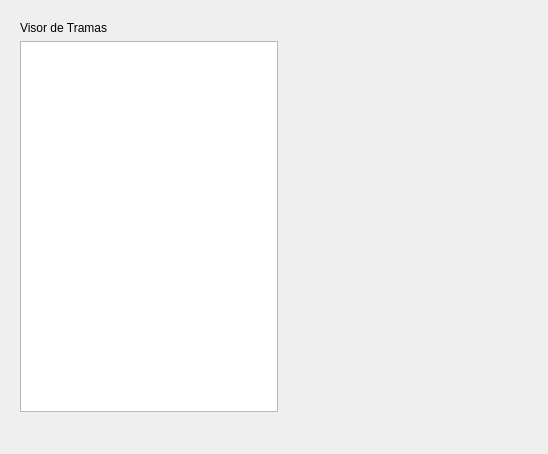
This is src/pysmve/gui/ui_files/pyrquicom.ui in D3f0/txscada as Qt 5 draws it before an edit. The edited form follows.
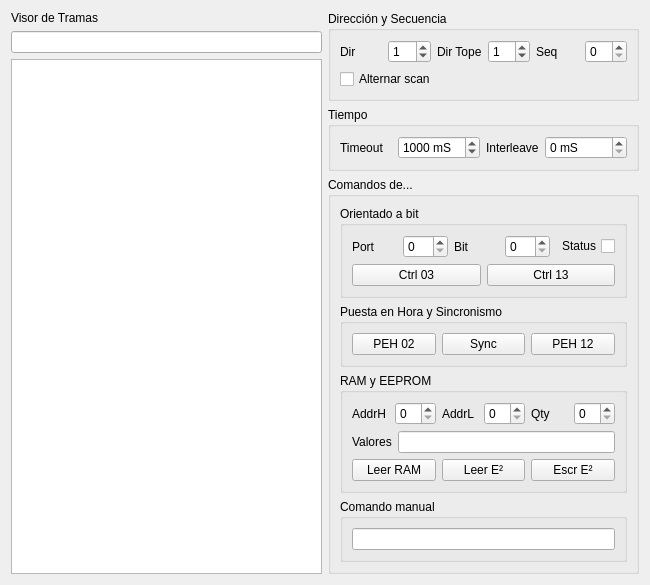
This is the edited form.

Commit message: Arquicom emulator mockup

```diff
--- a/src/pysmve/gui/ui_files/pyrquicom.ui
+++ b/src/pysmve/gui/ui_files/pyrquicom.ui
@@ -6,35 +6,349 @@
    <rect>
     <x>0</x>
     <y>0</y>
-    <width>548</width>
-    <height>454</height>
+    <width>650</width>
+    <height>553</height>
    </rect>
   </property>
   <property name="windowTitle">
    <string>Form</string>
   </property>
-  <widget class="QWidget" name="">
-   <property name="geometry">
-    <rect>
-     <x>20</x>
-     <y>21</y>
-     <width>258</width>
-     <height>391</height>
-    </rect>
-   </property>
-   <layout class="QVBoxLayout" name="verticalLayout">
-    <item>
-     <widget class="QLabel" name="label">
-      <property name="text">
-       <string>Visor de Tramas</string>
-      </property>
-     </widget>
-    </item>
-    <item>
-     <widget class="QTextBrowser" name="textBrowserTramas"/>
-    </item>
-   </layout>
-  </widget>
+  <layout class="QHBoxLayout" name="horizontalLayout_9">
+   <item>
+    <layout class="QVBoxLayout" name="verticalLayout">
+     <item>
+      <widget class="QLabel" name="label">
+       <property name="text">
+        <string>Visor de Tramas</string>
+       </property>
+      </widget>
+     </item>
+     <item>
+      <widget class="QLineEdit" name="lineEdit_2"/>
+     </item>
+     <item>
+      <widget class="QTextBrowser" name="textBrowserTramas"/>
+     </item>
+    </layout>
+   </item>
+   <item>
+    <layout class="QVBoxLayout" name="verticalLayout_7">
+     <item>
+      <widget class="QGroupBox" name="groupBox">
+       <property name="title">
+        <string>Dirección y Secuencia</string>
+       </property>
+       <layout class="QVBoxLayout" name="verticalLayout_2">
+        <item>
+         <layout class="QHBoxLayout" name="horizontalLayout">
+          <item>
+           <widget class="QLabel" name="label_2">
+            <property name="text">
+             <string>Dir</string>
+            </property>
+           </widget>
+          </item>
+          <item>
+           <widget class="QSpinBox" name="spinBoxSource">
+            <property name="maximum">
+             <number>64</number>
+            </property>
+            <property name="value">
+             <number>1</number>
+            </property>
+           </widget>
+          </item>
+          <item>
+           <widget class="QLabel" name="label_3">
+            <property name="text">
+             <string>Dir Tope</string>
+            </property>
+           </widget>
+          </item>
+          <item>
+           <widget class="QSpinBox" name="spinBoxSourceTop">
+            <property name="maximum">
+             <number>64</number>
+            </property>
+            <property name="value">
+             <number>1</number>
+            </property>
+           </widget>
+          </item>
+          <item>
+           <widget class="QLabel" name="label_12">
+            <property name="text">
+             <string>Seq</string>
+            </property>
+           </widget>
+          </item>
+          <item>
+           <widget class="QSpinBox" name="spinBox_6"/>
+          </item>
+         </layout>
+        </item>
+        <item>
+         <widget class="QCheckBox" name="checkBox">
+          <property name="text">
+           <string>Alternar scan</string>
+          </property>
+         </widget>
+        </item>
+       </layout>
+      </widget>
+     </item>
+     <item>
+      <widget class="QGroupBox" name="groupBox_2">
+       <property name="title">
+        <string>Tiempo</string>
+       </property>
+       <layout class="QHBoxLayout" name="horizontalLayout_2">
+        <item>
+         <widget class="QLabel" name="label_4">
+          <property name="text">
+           <string>Timeout</string>
+          </property>
+         </widget>
+        </item>
+        <item>
+         <widget class="QSpinBox" name="spinBoxTimeout">
+          <property name="suffix">
+           <string> mS</string>
+          </property>
+          <property name="minimum">
+           <number>1</number>
+          </property>
+          <property name="maximum">
+           <number>30000</number>
+          </property>
+          <property name="singleStep">
+           <number>10</number>
+          </property>
+          <property name="value">
+           <number>1000</number>
+          </property>
+         </widget>
+        </item>
+        <item>
+         <widget class="QLabel" name="label_5">
+          <property name="text">
+           <string>Interleave</string>
+          </property>
+         </widget>
+        </item>
+        <item>
+         <widget class="QSpinBox" name="spinBoxInterleave">
+          <property name="suffix">
+           <string> mS</string>
+          </property>
+          <property name="maximum">
+           <number>30000</number>
+          </property>
+          <property name="singleStep">
+           <number>100</number>
+          </property>
+         </widget>
+        </item>
+       </layout>
+      </widget>
+     </item>
+     <item>
+      <widget class="QGroupBox" name="groupBox_3">
+       <property name="title">
+        <string>Comandos de...</string>
+       </property>
+       <layout class="QVBoxLayout" name="verticalLayout_6">
+        <item>
+         <widget class="QGroupBox" name="groupBox_4">
+          <property name="title">
+           <string>Orientado a bit</string>
+          </property>
+          <layout class="QVBoxLayout" name="verticalLayout_3">
+           <item>
+            <layout class="QHBoxLayout" name="horizontalLayout_3">
+             <item>
+              <widget class="QLabel" name="label_6">
+               <property name="text">
+                <string>Port</string>
+               </property>
+              </widget>
+             </item>
+             <item>
+              <widget class="QSpinBox" name="spinBox"/>
+             </item>
+             <item>
+              <widget class="QLabel" name="label_7">
+               <property name="text">
+                <string>Bit</string>
+               </property>
+              </widget>
+             </item>
+             <item>
+              <widget class="QSpinBox" name="spinBox_2"/>
+             </item>
+             <item>
+              <widget class="QCheckBox" name="checkBox_2">
+               <property name="layoutDirection">
+                <enum>Qt::RightToLeft</enum>
+               </property>
+               <property name="text">
+                <string>Status</string>
+               </property>
+              </widget>
+             </item>
+            </layout>
+           </item>
+           <item>
+            <layout class="QHBoxLayout" name="horizontalLayout_4">
+             <item>
+              <widget class="QPushButton" name="pushButton">
+               <property name="text">
+                <string>Ctrl 03</string>
+               </property>
+              </widget>
+             </item>
+             <item>
+              <widget class="QPushButton" name="pushButton_2">
+               <property name="text">
+                <string>Ctrl 13</string>
+               </property>
+              </widget>
+             </item>
+            </layout>
+           </item>
+          </layout>
+         </widget>
+        </item>
+        <item>
+         <widget class="QGroupBox" name="groupBox_5">
+          <property name="title">
+           <string>Puesta en Hora y Sincronismo</string>
+          </property>
+          <layout class="QHBoxLayout" name="horizontalLayout_5">
+           <item>
+            <widget class="QPushButton" name="pushButton_3">
+             <property name="text">
+              <string>PEH 02</string>
+             </property>
+            </widget>
+           </item>
+           <item>
+            <widget class="QPushButton" name="pushButton_5">
+             <property name="text">
+              <string>Sync</string>
+             </property>
+            </widget>
+           </item>
+           <item>
+            <widget class="QPushButton" name="pushButton_4">
+             <property name="text">
+              <string>PEH 12</string>
+             </property>
+            </widget>
+           </item>
+          </layout>
+         </widget>
+        </item>
+        <item>
+         <widget class="QGroupBox" name="groupBox_6">
+          <property name="title">
+           <string>RAM y EEPROM</string>
+          </property>
+          <layout class="QVBoxLayout" name="verticalLayout_4">
+           <item>
+            <layout class="QHBoxLayout" name="horizontalLayout_6">
+             <item>
+              <widget class="QLabel" name="label_8">
+               <property name="text">
+                <string>AddrH</string>
+               </property>
+              </widget>
+             </item>
+             <item>
+              <widget class="QSpinBox" name="spinBox_3"/>
+             </item>
+             <item>
+              <widget class="QLabel" name="label_9">
+               <property name="text">
+                <string>AddrL</string>
+               </property>
+              </widget>
+             </item>
+             <item>
+              <widget class="QSpinBox" name="spinBox_4"/>
+             </item>
+             <item>
+              <widget class="QLabel" name="label_10">
+               <property name="text">
+                <string>Qty</string>
+               </property>
+              </widget>
+             </item>
+             <item>
+              <widget class="QSpinBox" name="spinBox_5"/>
+             </item>
+            </layout>
+           </item>
+           <item>
+            <layout class="QHBoxLayout" name="horizontalLayout_7">
+             <item>
+              <widget class="QLabel" name="label_11">
+               <property name="text">
+                <string>Valores</string>
+               </property>
+              </widget>
+             </item>
+             <item>
+              <widget class="QLineEdit" name="lineEdit"/>
+             </item>
+            </layout>
+           </item>
+           <item>
+            <layout class="QHBoxLayout" name="horizontalLayout_8">
+             <item>
+              <widget class="QPushButton" name="pushButton_6">
+               <property name="text">
+                <string>Leer RAM</string>
+               </property>
+              </widget>
+             </item>
+             <item>
+              <widget class="QPushButton" name="pushButton_7">
+               <property name="text">
+                <string>Leer E²</string>
+               </property>
+              </widget>
+             </item>
+             <item>
+              <widget class="QPushButton" name="pushButton_8">
+               <property name="text">
+                <string>Escr E²</string>
+               </property>
+              </widget>
+             </item>
+            </layout>
+           </item>
+          </layout>
+         </widget>
+        </item>
+        <item>
+         <widget class="QGroupBox" name="groupBox_7">
+          <property name="title">
+           <string>Comando manual</string>
+          </property>
+          <layout class="QVBoxLayout" name="verticalLayout_5">
+           <item>
+            <widget class="QLineEdit" name="lineEdit_3"/>
+           </item>
+          </layout>
+         </widget>
+        </item>
+       </layout>
+      </widget>
+     </item>
+    </layout>
+   </item>
+  </layout>
  </widget>
  <resources/>
  <connections/>
```
